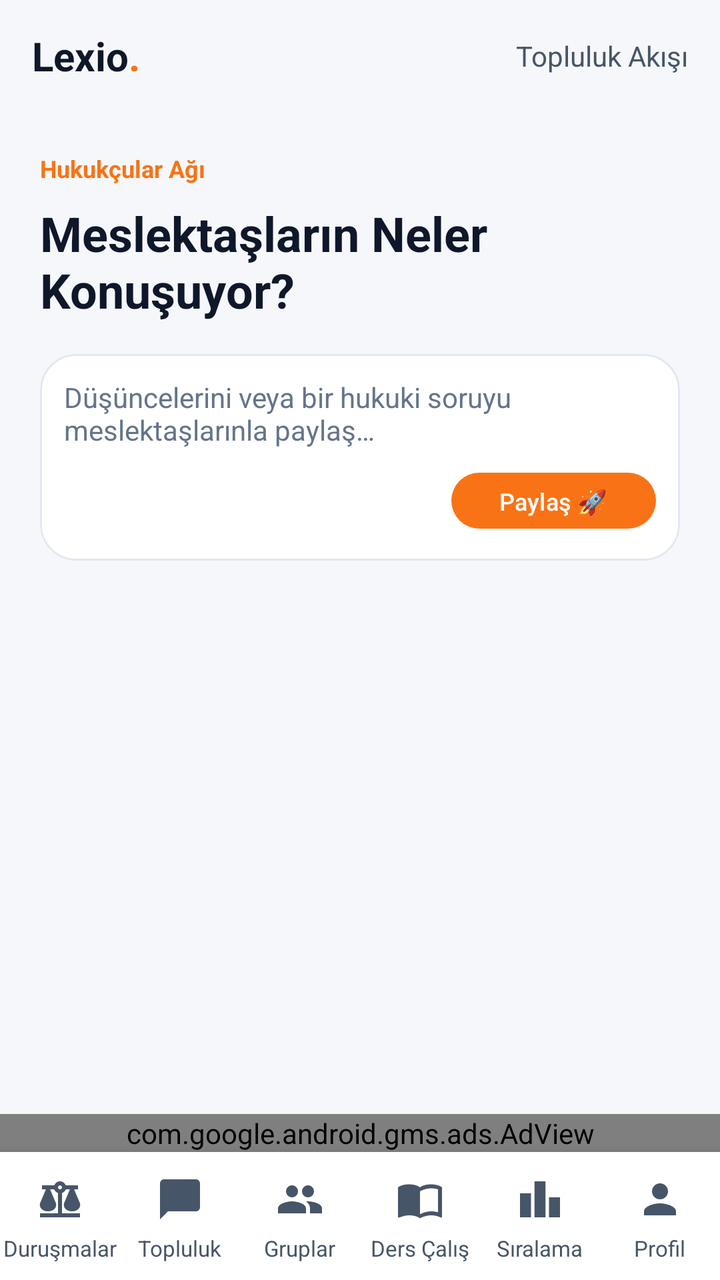
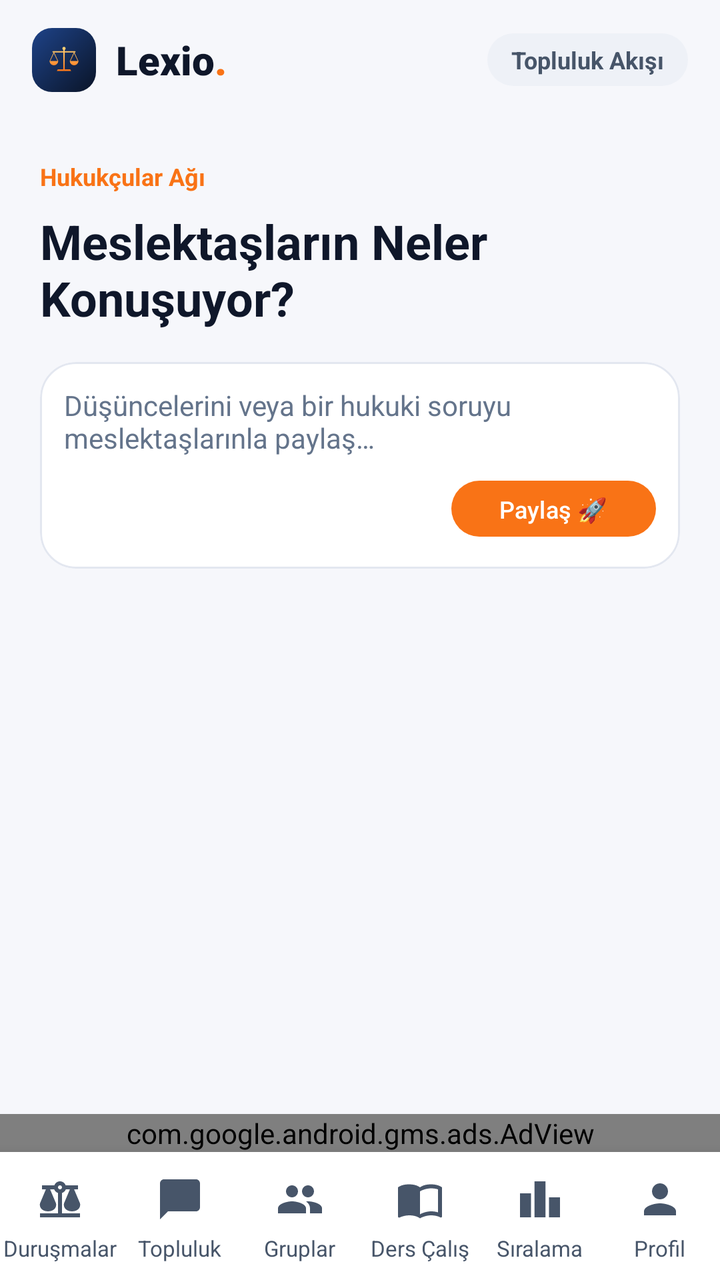

An Android layout rendered at two revisions. The XML below is the earlier revision; the diff shows what the commit changed to produce the second picture.
<!-- AndroidManifest.xml: application theme Theme.Lexio -->
<!-- res/layout/layout_feed.xml -->
<?xml version="1.0" encoding="utf-8"?>
<LinearLayout xmlns:android="http://schemas.android.com/apk/res/android"
    xmlns:app="http://schemas.android.com/apk/res-auto"
    android:layout_width="match_parent"
    android:layout_height="match_parent"
    android:orientation="vertical"
    android:background="@color/bg_dark">

    <RelativeLayout
        android:layout_width="match_parent"
        android:layout_height="56dp"
        android:paddingHorizontal="16dp"
        android:background="@color/bg_dark">
        <TextView
            android:id="@+id/logoText"
            android:layout_width="wrap_content"
            android:layout_height="wrap_content"
            android:layout_centerVertical="true"
            android:text="Lexio"
            android:textColor="@color/text_primary"
            android:textSize="20sp"
            android:textStyle="bold" />
        <TextView
            android:layout_width="wrap_content"
            android:layout_height="wrap_content"
            android:layout_toEndOf="@id/logoText"
            android:layout_centerVertical="true"
            android:text="."
            android:textColor="@color/accent_primary"
            android:textSize="20sp"
            android:textStyle="bold" />
        <TextView
            android:layout_width="wrap_content"
            android:layout_height="wrap_content"
            android:layout_alignParentEnd="true"
            android:layout_centerVertical="true"
            android:text="@string/feed_header_title"
            android:textColor="@color/text_secondary"
            android:textSize="14sp" />
    </RelativeLayout>

    <LinearLayout
        android:layout_width="match_parent"
        android:layout_height="wrap_content"
        android:orientation="vertical"
        android:padding="20dp">
        <TextView
            android:layout_width="wrap_content"
            android:layout_height="wrap_content"
            android:text="@string/feed_eyebrow"
            android:textColor="@color/accent_primary"
            android:textSize="12sp"
            android:textStyle="bold" />
        <TextView
            android:layout_width="wrap_content"
            android:layout_height="wrap_content"
            android:layout_marginTop="8dp"
            android:text="@string/feed_heading"
            android:textColor="@color/text_primary"
            android:textSize="24sp"
            android:textStyle="bold" />

        <com.google.android.material.card.MaterialCardView
            android:layout_width="match_parent"
            android:layout_height="wrap_content"
            android:layout_marginTop="16dp"
            app:cardBackgroundColor="@color/card_bg"
            app:cardCornerRadius="18dp"
            app:cardElevation="0dp"
            app:strokeColor="@color/card_border"
            app:strokeWidth="1dp">

            <LinearLayout
                android:layout_width="match_parent"
                android:layout_height="wrap_content"
                android:orientation="vertical"
                android:padding="12dp">

                <EditText
                    android:id="@+id/etNewPostContent"
                    android:layout_width="match_parent"
                    android:layout_height="wrap_content"
                    android:minLines="2"
                    android:maxLines="4"
                    android:background="@null"
                    android:hint="@string/feed_composer_hint"
                    android:textColorHint="@color/text_muted"
                    android:textColor="@color/text_primary"
                    android:textSize="14sp"
                    android:gravity="top" />

                <com.google.android.material.button.MaterialButton
                    android:id="@+id/btnPublishPost"
                    android:layout_width="wrap_content"
                    android:layout_height="36dp"
                    android:layout_gravity="end"
                    android:layout_marginTop="8dp"
                    android:text="@string/btn_publish_post"
                    android:textSize="12sp"
                    android:textAllCaps="false"
                    app:cornerRadius="18dp"
                    app:backgroundTint="@color/accent_primary"
                    android:textColor="@color/white" />
            </LinearLayout>
        </com.google.android.material.card.MaterialCardView>
    </LinearLayout>

    <androidx.recyclerview.widget.RecyclerView
        android:id="@+id/rvFeed"
        android:layout_width="match_parent"
        android:layout_height="0dp"
        android:layout_weight="1"
        android:clipToPadding="false"
        android:paddingBottom="24dp" />

    <TextView
        android:id="@+id/tvEmptyState"
        android:layout_width="match_parent"
        android:layout_height="wrap_content"
        android:gravity="center"
        android:padding="32dp"
        android:textColor="@color/text_secondary"
        android:textSize="14sp"
        android:visibility="gone" />


    
    <com.google.android.gms.ads.AdView
        android:id="@+id/adView"
        android:layout_width="match_parent"
        android:layout_height="wrap_content"
        android:layout_gravity="center"
        app:adSize="BANNER"
        app:adUnitId="ca-app-pub-4674211063760769/4886149685" />

    
    <include layout="@layout/nav_bottom" />
</LinearLayout>
<!-- res/layout/nav_bottom.xml (included above) -->
<?xml version="1.0" encoding="utf-8"?>
<LinearLayout xmlns:android="http://schemas.android.com/apk/res/android"
    android:id="@+id/bottomNavigationContainer"
    android:layout_width="match_parent"
    android:layout_height="64dp"
    android:orientation="horizontal"
    android:background="@color/card_bg"
    android:elevation="12dp">

    <LinearLayout
        android:id="@+id/navCases"
        android:layout_width="0dp"
        android:layout_height="match_parent"
        android:layout_weight="1"
        android:orientation="vertical"
        android:gravity="center"
        android:background="?attr/selectableItemBackgroundBorderless"
        android:clickable="true"
        android:focusable="true">
        <ImageView
            android:id="@+id/navCasesIcon"
            android:layout_width="56dp"
            android:layout_height="30dp"
            android:paddingHorizontal="16dp"
            android:paddingVertical="3dp"
            android:importantForAccessibility="no"
            android:src="@drawable/ic_nav_cases"
            app:tint="@color/text_secondary"
            xmlns:app="http://schemas.android.com/apk/res-auto" />
        <TextView
            android:id="@+id/navCasesLabel"
            android:layout_width="wrap_content"
            android:layout_height="wrap_content"
            android:layout_marginTop="2dp"
            android:text="@string/nav_cases"
            android:textColor="@color/text_secondary"
            android:textSize="11sp" />
    </LinearLayout>

    <LinearLayout
        android:id="@+id/navFeed"
        android:layout_width="0dp"
        android:layout_height="match_parent"
        android:layout_weight="1"
        android:orientation="vertical"
        android:gravity="center"
        android:background="?attr/selectableItemBackgroundBorderless"
        android:clickable="true"
        android:focusable="true">
        <ImageView
            android:id="@+id/navFeedIcon"
            android:layout_width="56dp"
            android:layout_height="30dp"
            android:paddingHorizontal="16dp"
            android:paddingVertical="3dp"
            android:importantForAccessibility="no"
            android:src="@drawable/ic_nav_feed"
            app:tint="@color/text_secondary"
            xmlns:app="http://schemas.android.com/apk/res-auto" />
        <TextView
            android:id="@+id/navFeedLabel"
            android:layout_width="wrap_content"
            android:layout_height="wrap_content"
            android:layout_marginTop="2dp"
            android:text="@string/nav_feed"
            android:textColor="@color/text_secondary"
            android:textSize="11sp" />
    </LinearLayout>

    <LinearLayout
        android:id="@+id/navWorkspace"
        android:layout_width="0dp"
        android:layout_height="match_parent"
        android:layout_weight="1"
        android:orientation="vertical"
        android:gravity="center"
        android:background="?attr/selectableItemBackgroundBorderless"
        android:clickable="true"
        android:focusable="true">
        <ImageView
            android:id="@+id/navWorkspaceIcon"
            android:layout_width="56dp"
            android:layout_height="30dp"
            android:paddingHorizontal="16dp"
            android:paddingVertical="3dp"
            android:importantForAccessibility="no"
            android:src="@drawable/ic_nav_workspace"
            app:tint="@color/text_secondary"
            xmlns:app="http://schemas.android.com/apk/res-auto" />
        <TextView
            android:id="@+id/navWorkspaceLabel"
            android:layout_width="wrap_content"
            android:layout_height="wrap_content"
            android:layout_marginTop="2dp"
            android:text="@string/nav_workspace"
            android:textColor="@color/text_secondary"
            android:textSize="11sp" />
    </LinearLayout>

    <LinearLayout
        android:id="@+id/navStudy"
        android:layout_width="0dp"
        android:layout_height="match_parent"
        android:layout_weight="1"
        android:orientation="vertical"
        android:gravity="center"
        android:background="?attr/selectableItemBackgroundBorderless"
        android:clickable="true"
        android:focusable="true">
        <ImageView
            android:id="@+id/navStudyIcon"
            android:layout_width="56dp"
            android:layout_height="30dp"
            android:paddingHorizontal="16dp"
            android:paddingVertical="3dp"
            android:importantForAccessibility="no"
            android:src="@drawable/ic_nav_study"
            app:tint="@color/text_secondary"
            xmlns:app="http://schemas.android.com/apk/res-auto" />
        <TextView
            android:id="@+id/navStudyLabel"
            android:layout_width="wrap_content"
            android:layout_height="wrap_content"
            android:layout_marginTop="2dp"
            android:text="@string/nav_study"
            android:textColor="@color/text_secondary"
            android:textSize="11sp" />
    </LinearLayout>

    <LinearLayout
        android:id="@+id/navLeaderboard"
        android:layout_width="0dp"
        android:layout_height="match_parent"
        android:layout_weight="1"
        android:orientation="vertical"
        android:gravity="center"
        android:background="?attr/selectableItemBackgroundBorderless"
        android:clickable="true"
        android:focusable="true">
        <ImageView
            android:id="@+id/navLeaderboardIcon"
            android:layout_width="56dp"
            android:layout_height="30dp"
            android:paddingHorizontal="16dp"
            android:paddingVertical="3dp"
            android:importantForAccessibility="no"
            android:src="@drawable/ic_nav_leaderboard"
            app:tint="@color/text_secondary"
            xmlns:app="http://schemas.android.com/apk/res-auto" />
        <TextView
            android:id="@+id/navLeaderboardLabel"
            android:layout_width="wrap_content"
            android:layout_height="wrap_content"
            android:layout_marginTop="2dp"
            android:text="@string/nav_leaderboard"
            android:textColor="@color/text_secondary"
            android:textSize="11sp" />
    </LinearLayout>

    <LinearLayout
        android:id="@+id/navProfile"
        android:layout_width="0dp"
        android:layout_height="match_parent"
        android:layout_weight="1"
        android:orientation="vertical"
        android:gravity="center"
        android:background="?attr/selectableItemBackgroundBorderless"
        android:clickable="true"
        android:focusable="true">
        <ImageView
            android:id="@+id/navProfileIcon"
            android:layout_width="56dp"
            android:layout_height="30dp"
            android:paddingHorizontal="16dp"
            android:paddingVertical="3dp"
            android:importantForAccessibility="no"
            android:src="@drawable/ic_nav_profile"
            app:tint="@color/text_secondary"
            xmlns:app="http://schemas.android.com/apk/res-auto" />
        <TextView
            android:id="@+id/navProfileLabel"
            android:layout_width="wrap_content"
            android:layout_height="wrap_content"
            android:layout_marginTop="2dp"
            android:text="@string/nav_profile"
            android:textColor="@color/text_secondary"
            android:textSize="11sp" />
    </LinearLayout>
</LinearLayout>
<!-- resources referenced by this layout -->
<resources>
  <color name="accent_primary">#f97316</color>
  <color name="bg_dark">#F6F7FB</color>
  <color name="card_bg">#FFFFFF</color>
  <color name="card_border">#E3E7F0</color>
  <color name="text_muted">#64748B</color>
  <color name="text_primary">#0F172A</color>
  <color name="text_secondary">#475569</color>
  <color name="white">#ffffff</color>
  <!-- drawable ic_nav_feed (drawable) -->
  <?xml version="1.0" encoding="utf-8"?>
  <vector xmlns:android="http://schemas.android.com/apk/res/android"
      android:width="24dp"
      android:height="24dp"
      android:viewportWidth="24"
      android:viewportHeight="24">
      <path android:fillColor="#FFFFFFFF" android:pathData="M20,2H4c-1.1,0 -2,0.9 -2,2v18l4,-4h14c1.1,0 2,-0.9 2,-2V4c0,-1.1 -0.9,-2 -2,-2z" />
  </vector>
  <!-- drawable ic_nav_leaderboard (drawable) -->
  <?xml version="1.0" encoding="utf-8"?>
  <vector xmlns:android="http://schemas.android.com/apk/res/android"
      android:width="24dp"
      android:height="24dp"
      android:viewportWidth="24"
      android:viewportHeight="24">
      <path android:fillColor="#FFFFFFFF" android:pathData="M7.5,21H2V9h5.5v12zM14.75,3h-5.5v18h5.5V3zM22,11h-5.5v10H22V11z" />
  </vector>
  <!-- drawable ic_nav_profile (drawable) -->
  <?xml version="1.0" encoding="utf-8"?>
  <vector xmlns:android="http://schemas.android.com/apk/res/android"
      android:width="24dp"
      android:height="24dp"
      android:viewportWidth="24"
      android:viewportHeight="24">
      <path android:fillColor="#FFFFFFFF" android:pathData="M12,12c2.21,0 4,-1.79 4,-4s-1.79,-4 -4,-4 -4,1.79 -4,4 1.79,4 4,4zM12,14c-2.67,0 -8,1.34 -8,4v2h16v-2c0,-2.66 -5.33,-4 -8,-4z" />
  </vector>
  <string name="btn_publish_post">Paylaş 🚀</string>
  <string name="feed_composer_hint">Düşüncelerini veya bir hukuki soruyu meslektaşlarınla paylaş…</string>
  <string name="feed_eyebrow">Hukukçular Ağı</string>
  <string name="feed_header_title">Topluluk Akışı</string>
  <string name="feed_heading">Meslektaşların Neler Konuşuyor?</string>
  <string name="nav_cases">Duruşmalar</string>
  <string name="nav_feed">Topluluk</string>
  <string name="nav_leaderboard">Sıralama</string>
  <string name="nav_profile">Profil</string>
  <string name="nav_study">Ders Çalış</string>
  <string name="nav_workspace">Gruplar</string>
  <style name="Theme.Lexio" parent="Theme.Material3.DayNight.NoActionBar">
          <item name="android:windowBackground">@color/bg_dark</item>
          <item name="android:statusBarColor">@color/bg_dark</item>
          <item name="android:navigationBarColor">@color/bg_dark</item>
          <item name="android:windowLightStatusBar">true</item>
          <item name="android:windowLightNavigationBar">true</item>
          <item name="colorPrimary">@color/accent_primary</item>
          <item name="colorSecondary">@color/accent_secondary</item>
      </style>
  <color name="accent_secondary">#ea580c</color>
  <!-- unchanged entries left out for length: 3 -->
</resources>

<!-- the commit's change to res/layout/layout_feed.xml (unified diff, before → after) -->
@@ -6,38 +6,57 @@
     android:orientation="vertical"
     android:background="@color/bg_dark">
 
-    <RelativeLayout
-        android:layout_width="match_parent"
-        android:layout_height="56dp"
-        android:paddingHorizontal="16dp"
-        android:background="@color/bg_dark">
+    
+    <LinearLayout
+        android:layout_width="match_parent"
+        android:layout_height="60dp"
+        android:gravity="center_vertical"
+        android:orientation="horizontal"
+        android:paddingHorizontal="16dp">
+
+        <ImageView
+            android:layout_width="32dp"
+            android:layout_height="32dp"
+            android:background="@drawable/bg_logo_tile_small"
+            android:importantForAccessibility="no"
+            android:padding="3dp"
+            android:scaleType="fitCenter"
+            android:src="@drawable/ic_launcher_foreground" />
+
         <TextView
             android:id="@+id/logoText"
             android:layout_width="wrap_content"
             android:layout_height="wrap_content"
-            android:layout_centerVertical="true"
+            android:layout_marginStart="10dp"
+            android:fontFamily="sans-serif-black"
             android:text="Lexio"
             android:textColor="@color/text_primary"
-            android:textSize="20sp"
-            android:textStyle="bold" />
-        <TextView
-            android:layout_width="wrap_content"
-            android:layout_height="wrap_content"
-            android:layout_toEndOf="@id/logoText"
-            android:layout_centerVertical="true"
+            android:textSize="20sp" />
+
+        <TextView
+            android:layout_width="wrap_content"
+            android:layout_height="wrap_content"
+            android:fontFamily="sans-serif-black"
             android:text="."
             android:textColor="@color/accent_primary"
-            android:textSize="20sp"
+            android:textSize="20sp" />
+
+        <View
+            android:layout_width="0dp"
+            android:layout_height="1dp"
+            android:layout_weight="1" />
+
+        <TextView
+            android:layout_width="wrap_content"
+            android:layout_height="wrap_content"
+            android:background="@drawable/bg_chip_neutral"
+            android:paddingHorizontal="12dp"
+            android:paddingVertical="5dp"
+            android:text="@string/feed_header_title"
+            android:textColor="@color/text_secondary"
+            android:textSize="12sp"
             android:textStyle="bold" />
-        <TextView
-            android:layout_width="wrap_content"
-            android:layout_height="wrap_content"
-            android:layout_alignParentEnd="true"
-            android:layout_centerVertical="true"
-            android:text="@string/feed_header_title"
-            android:textColor="@color/text_secondary"
-            android:textSize="14sp" />
-    </RelativeLayout>
+    </LinearLayout>
 
     <LinearLayout
         android:layout_width="match_parent"
<!-- resource entries referenced after the edit -->
@@ -8,6 +8,19 @@
   <color name="text_primary">#0F172A</color>
   <color name="text_secondary">#475569</color>
   <color name="white">#ffffff</color>
+  <!-- drawable bg_chip_neutral (drawable) -->
+  <?xml version="1.0" encoding="utf-8"?>
+  <shape xmlns:android="http://schemas.android.com/apk/res/android" android:shape="rectangle">
+      <solid android:color="@color/chip_bg" />
+      <corners android:radius="20dp" />
+  </shape>
+  <!-- drawable bg_logo_tile_small (drawable) -->
+  <?xml version="1.0" encoding="utf-8"?>
+  <shape xmlns:android="http://schemas.android.com/apk/res/android" android:shape="rectangle">
+      <gradient android:angle="315" android:startColor="#1E4388" android:endColor="#0A1428" />
+      <corners android:radius="10dp" />
+  </shape>
+  <!-- drawable ic_launcher_foreground: vector/xml drawable (drawable, 3462 chars, omitted) -->
   <!-- drawable ic_nav_feed (drawable) -->
   <?xml version="1.0" encoding="utf-8"?>
   <vector xmlns:android="http://schemas.android.com/apk/res/android"
@@ -55,6 +68,7 @@
           <item name="colorPrimary">@color/accent_primary</item>
           <item name="colorSecondary">@color/accent_secondary</item>
       </style>
+  <color name="chip_bg">#EEF1F7</color>
   <color name="accent_secondary">#ea580c</color>
   <!-- unchanged entries left out for length: 3 -->
 </resources>
